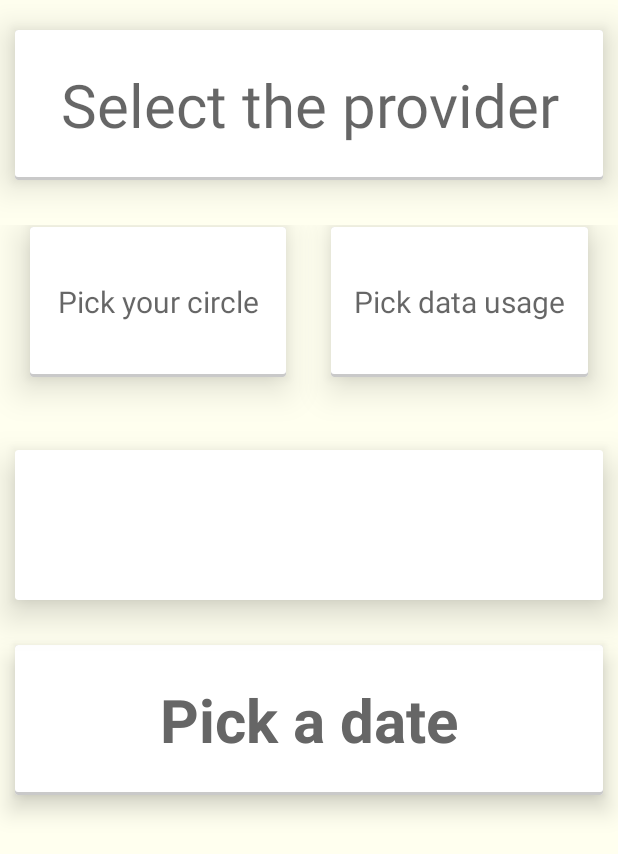
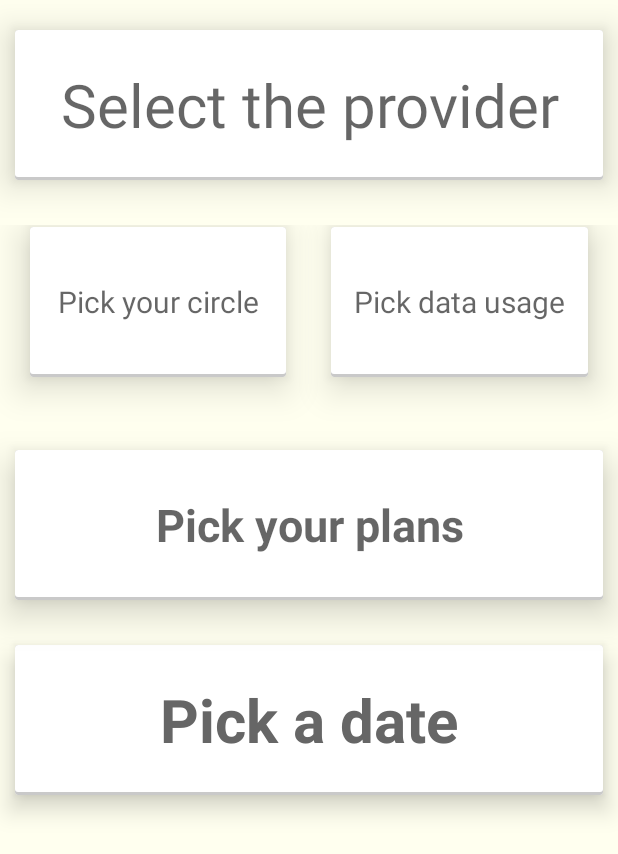
Before and after one commit to aggpranshu/CellPhonePlanSuggestion, an Android app: the layout layout_usertelecom_details.xml on its own in the app's theme, with its tools: preview values and no code run, on a phone screen of 412 x 824 dp. Shown: the top 854 px of the screen. Run offline under Robolectric (Android 15) with nearby library versions, the phone set to English and light mode, and no system bars.

Commit message:
with minor UI changes for demo

```diff
--- a/app/src/main/AndroidManifest.xml
+++ b/app/src/main/AndroidManifest.xml
@@ -34,13 +34,13 @@
             android:theme="@android:style/Theme.Translucent.NoTitleBar" />
         <activity
             android:name=".UserTelecomDetailsActivity"
-            android:label="@string/title_activity_splash_screen"
+            android:label="@string/app_name"
             android:theme="@style/AppTheme" >
         </activity>
         <activity android:name=".BillList" />
         <activity
             android:name=".UserLogsTabs"
-            android:label="@string/title_activity_page_adapter" >
+            android:label="@string/app_name" >
         </activity>
     </application>
 
--- a/app/src/main/java/com/lochbridge/cellphoneplan/Utils/URLClass.java
+++ b/app/src/main/java/com/lochbridge/cellphoneplan/Utils/URLClass.java
@@ -7,7 +7,7 @@ import android.app.Activity;
  */
 public interface URLClass {
 
-    public static String baseURL = "http://192.168.1.147:8080/SpringHibernate/";
+    public static String baseURL = "http://192.168.1.120:8080/SpringHibernateV1.0/";
     public static String UserPlanURL = "/userPlanList";
     public static String userDataURL = "user/data/";
     public static String aggregationURL = "logaggregation";
--- a/app/src/main/java/com/lochbridge/cellphoneplan/android/BillList.java
+++ b/app/src/main/java/com/lochbridge/cellphoneplan/android/BillList.java
@@ -90,6 +90,10 @@ public class BillList extends AppCompatActivity {
 
             TableRow tbrow = new TableRow(this);
 
+            View v=new View(this);
+            v.setBackgroundColor(Color.BLACK);
+            v.setLayoutParams(new TableLayout.LayoutParams(5,5));
+
             final Button buttonID = new Button(this);
             buttonID.setText(billPlansObj.getId().toString());
             buttonID.setTextColor(Color.WHITE);
@@ -138,6 +142,7 @@ public class BillList extends AppCompatActivity {
 
             stk.addView(tbrow, new TableLayout.LayoutParams(TableLayout.LayoutParams.WRAP_CONTENT,
                     TableLayout.LayoutParams.WRAP_CONTENT));
+            stk.addView(v);
         }
     }
 
--- a/app/src/main/res/layout/layout_usertelecom_details.xml
+++ b/app/src/main/res/layout/layout_usertelecom_details.xml
@@ -138,6 +138,18 @@
         card_view:cardElevation="15dp">
 
 
+        <TextView
+            android:id="@+id/plan"
+            android:layout_width="fill_parent"
+            android:layout_height="fill_parent"
+            android:background="@drawable/selector_card_background"
+            android:gravity="center"
+            android:hint="Pick your plans"
+            android:textColor="#666666"
+            android:textSize="30sp"
+            android:textStyle="bold"
+            />
+
     </android.support.v7.widget.CardView>
 
     <android.support.v7.widget.CardView
--- a/app/src/main/res/values/strings.xml
+++ b/app/src/main/res/values/strings.xml
@@ -12,6 +12,7 @@
     <string name="carrier_name">Carrier Name</string>
     <string name="title_activity_page_adapter">PageAdapterActivity</string>
 
+
     <string name="hello_world">Hello world!</string>
     <string name="action_settings">Settings</string>
 
```
Also changed, not shown: 1 other file.
